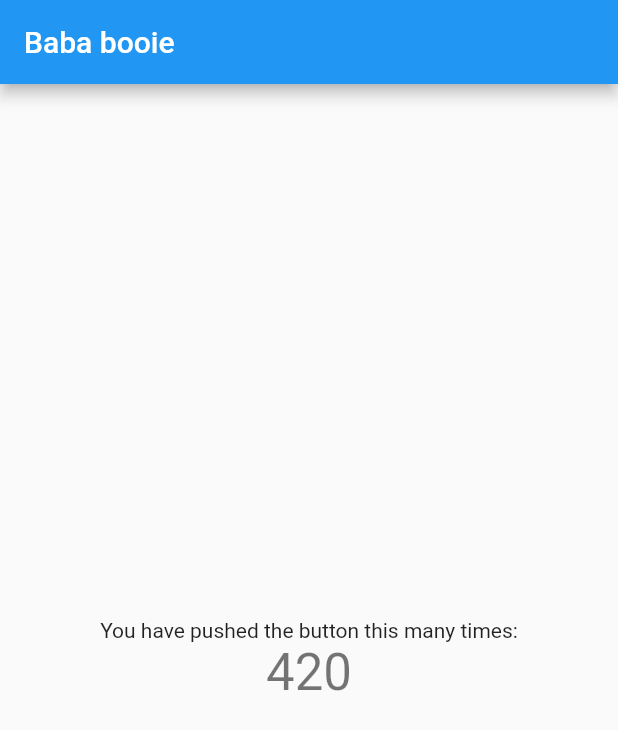
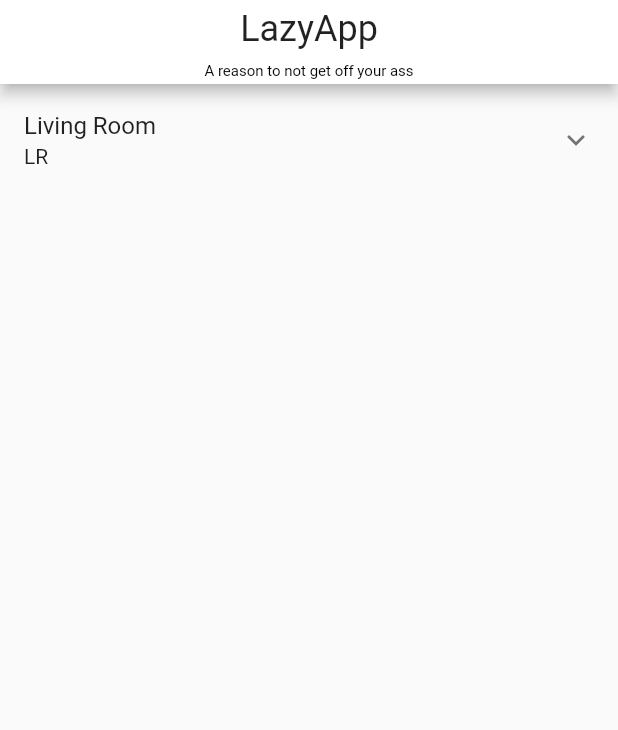
Before and after one commit to an7agon1st/lazy_app, a Flutter app: the screen it shows after launch, on a phone screen of 412 x 824 dp. Shown: the top 730 px of the screen. Run offline on Flutter 3.47's test engine with Material 2 defaults, Android fonts, the phone set to English and light mode, and no system bars; drawn by our look-alikes of animated_text_kit; Roboto replaces fonts that are missing (Agne).

Commit message:
App mockup created

```diff
--- a/lib/main.dart
+++ b/lib/main.dart
@@ -1,4 +1,8 @@
+import 'package:animated_text_kit/animated_text_kit.dart';
+import 'package:flutter/cupertino.dart';
 import 'package:flutter/material.dart';
+import 'package:lazy_app/widgets/lazyExpansionTile.dart';
+import 'package:lazy_app/widgets/lazySwitchTile.dart';
 
 void main() {
   runApp(MyApp());
@@ -21,23 +25,68 @@ class MyApp extends StatelessWidget {
 class MyHomePage extends StatelessWidget {
   @override
   Widget build(BuildContext context) {
-
     return Scaffold(
       appBar: AppBar(
-
-        title: Text("Baba booie"),
+        backgroundColor: Colors.white,
+        title: Center(
+          child: Column(
+            children: [
+              Padding(
+                padding: const EdgeInsets.symmetric(vertical: 8.0),
+                child: Text(
+                  "LazyApp",
+                  style: Theme.of(context).textTheme.headline5,
+                ),
+              ),
+              DefaultTextStyle(
+                style: const TextStyle(
+                    fontSize: 10.0, fontFamily: 'Agne', color: Colors.black),
+                child: Padding(
+                  padding: const EdgeInsets.only(bottom: 5.0),
+                  child: AnimatedTextKit(
+                    repeatForever: true,
+                    stopPauseOnTap: true,
+                    animatedTexts: [
+                      TypewriterAnimatedText(
+                          'A reason to not get off your ass'),
+                    ],
+                  ),
+                ),
+              ),
+            ],
+          ),
+        ),
       ),
       body: Center(
         child: Column(
-          mainAxisAlignment: MainAxisAlignment.center,
+          mainAxisAlignment: MainAxisAlignment.start,
           children: <Widget>[
-            Text(
-              'You have pushed the button this many times:',
-            ),
-            Text(
-              '420',
-              style: Theme.of(context).textTheme.headline4,
-            ),
+            LazyExpansionTile(
+              roomCode: 'LR',
+              roomName: 'Living Room',
+              children: [
+                LazySwitchTile(
+                  name: 'Hello World',
+                  deviceCode: 'CD',
+                  fbValue: false,
+                ),
+                LazySwitchTile(
+                  name: 'Hello World',
+                  deviceCode: 'CD',
+                  fbValue: false,
+                ),
+                LazySwitchTile(
+                  name: 'Hello World',
+                  deviceCode: 'CD',
+                  fbValue: false,
+                ),
+                LazySwitchTile(
+                  name: 'Hello World',
+                  deviceCode: 'CD',
+                  fbValue: false,
+                ),
+              ],
+            )
           ],
         ),
       ),
--- /dev/null
+++ b/lib/widgets/lazyExpansionTile.dart
@@ -0,0 +1,27 @@
+import 'package:flutter/material.dart';
+import 'package:lazy_app/widgets/lazySwitchTile.dart';
+
+class LazyExpansionTile extends StatelessWidget {
+  LazyExpansionTile({
+    this.children = const [],
+    required this.roomName,
+    required this.roomCode,
+  });
+
+  final List<Widget> children;
+  final String roomName;
+  final String roomCode;
+
+  @override
+  Widget build(BuildContext context) {
+    this.children.add(ListTile(
+          title: Text('Settings'),
+          leading: Icon(Icons.settings),
+        ));
+    return ExpansionTile(
+      title: Text(this.roomName),
+      subtitle: Text(this.roomCode),
+      children: this.children,
+    );
+  }
+}
--- /dev/null
+++ b/lib/widgets/lazySwitchTile.dart
@@ -0,0 +1,36 @@
+import 'package:flutter/material.dart';
+
+class LazySwitchTile extends StatefulWidget {
+  LazySwitchTile(
+      {required this.name, required this.deviceCode, required this.fbValue});
+  final String name;
+  final String deviceCode;
+  final bool fbValue;
+
+  @override
+  _LazySwitchTileState createState() => _LazySwitchTileState();
+}
+
+class _LazySwitchTileState extends State<LazySwitchTile> {
+  bool value = false;
+
+  @override
+  void initState() {
+    this.value = widget.fbValue;
+    super.initState();
+  }
+
+  @override
+  Widget build(BuildContext context) {
+    return SwitchListTile(
+      title: Text(widget.name),
+      subtitle: Text(widget.deviceCode),
+      value: this.value,
+      onChanged: (value) {
+        setState(() {
+          this.value = value;
+        });
+      },
+    );
+  }
+}
--- a/pubspec.yaml
+++ b/pubspec.yaml
@@ -23,6 +23,8 @@ environment:
 dependencies:
   flutter:
     sdk: flutter
+
+  animated_text_kit: ^4.2.1
 
 
   # The following adds the Cupertino Icons font to your application.
```
Also changed, not shown: lib/services/firebaseService.dart (added), pubspec.lock.
